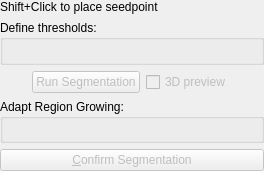
Before: the Qt Designer form Modules/SegmentationUI/Qmitk/QmitkAdaptiveRegionGrowingToolGUIControls.ui in MITK/MITK, drawn with Qt 5.
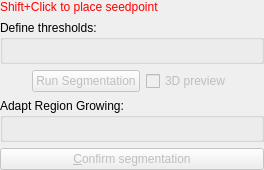
After: the same form once the commit is applied. Custom widgets are drawn as their Qt base class.

```diff
--- a/Modules/SegmentationUI/Qmitk/QmitkAdaptiveRegionGrowingToolGUIControls.ui
+++ b/Modules/SegmentationUI/Qmitk/QmitkAdaptiveRegionGrowingToolGUIControls.ui
@@ -7,7 +7,7 @@
     <x>0</x>
     <y>0</y>
     <width>264</width>
-    <height>171</height>
+    <height>170</height>
    </rect>
   </property>
   <property name="sizePolicy">
@@ -40,6 +40,9 @@
        <verstretch>0</verstretch>
       </sizepolicy>
      </property>
+     <property name="styleSheet">
+      <string notr="true">color:rgb(255, 0, 0)</string>
+     </property>
      <property name="text">
       <string>Shift+Click to place seedpoint</string>
      </property>
@@ -198,7 +201,7 @@
       <string>Press to confirm the segmentation and calculate 3D representation.</string>
      </property>
      <property name="text">
-      <string>&amp;Confirm Segmentation</string>
+      <string>&amp;Confirm segmentation</string>
      </property>
      <property name="shortcut">
       <string>Alt+C</string>
```
Left out of the diff: 4 changed lines with no effect on the pictures.
